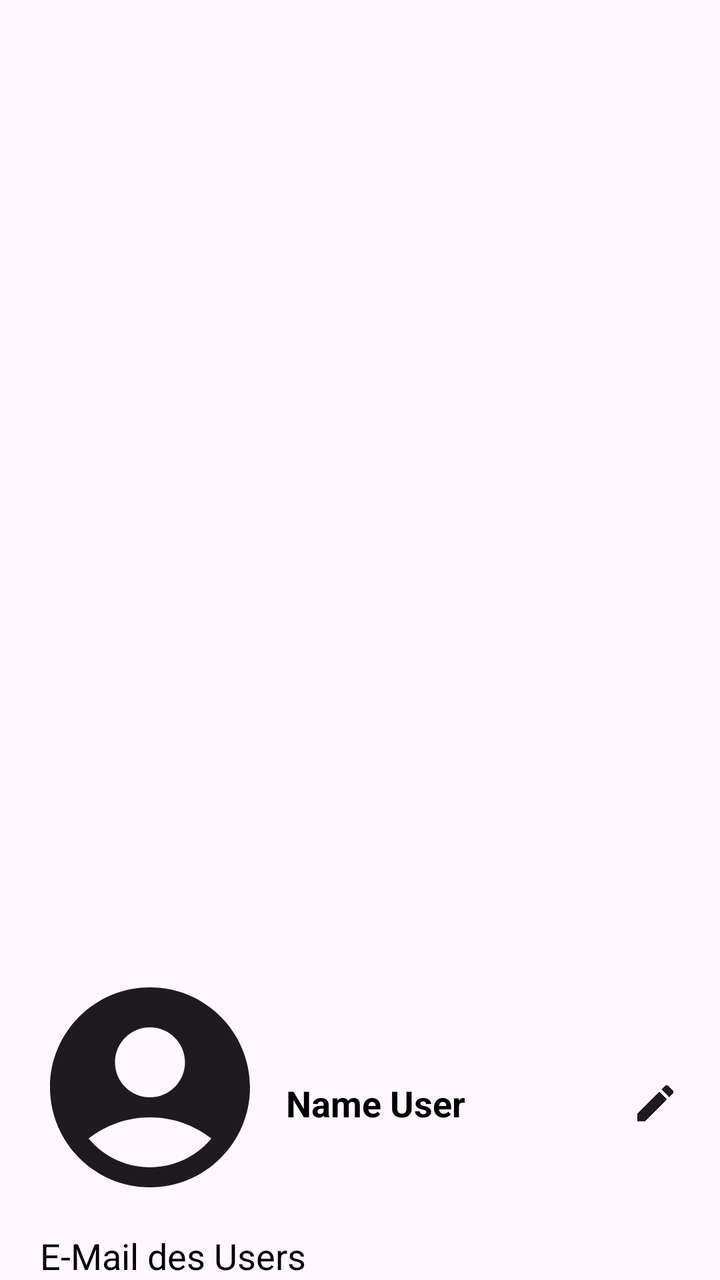
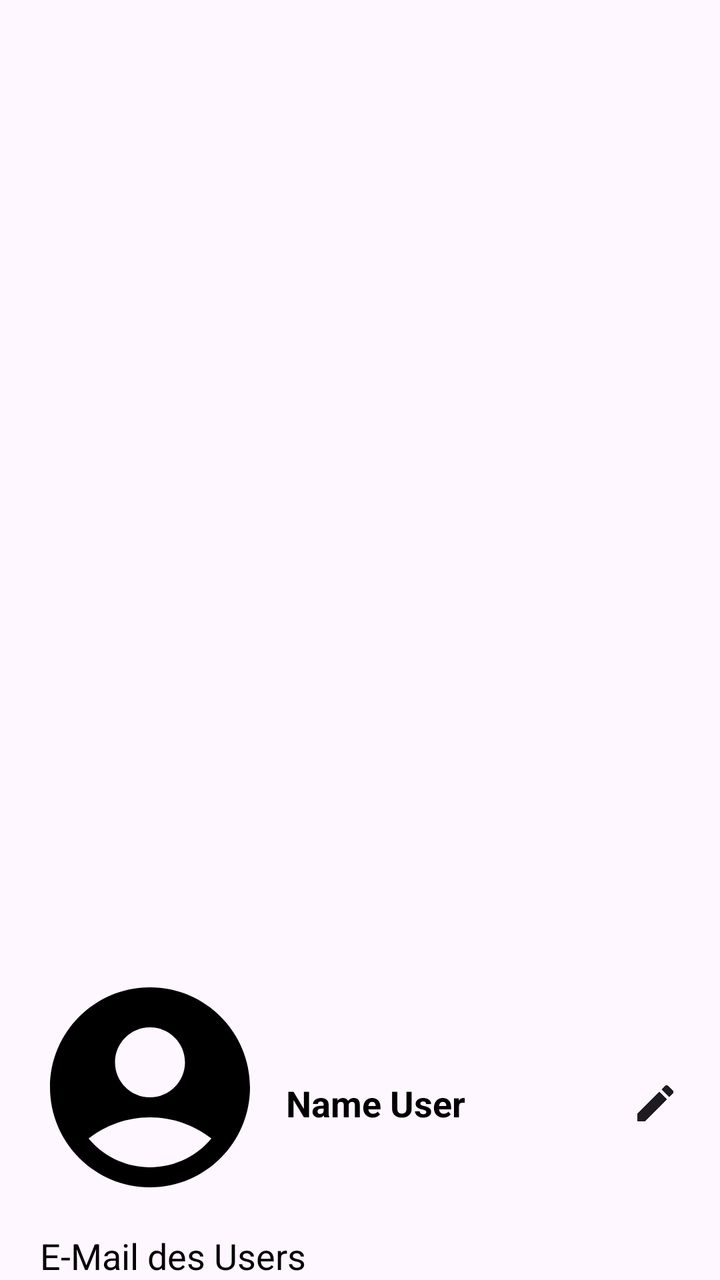

The first picture is an Android layout as it rendered before a commit; the second is the same layout after the commit. The layout source and the unified diff follow.
<!-- AndroidManifest.xml: application theme Theme.EinkaufslisteAndroid -->
<!-- res/layout/nav_header.xml -->
<?xml version="1.0" encoding="utf-8"?>
<LinearLayout xmlns:android="http://schemas.android.com/apk/res/android"
    xmlns:app="http://schemas.android.com/apk/res-auto"
    android:layout_width="match_parent"
    android:layout_height="200dp"
    android:gravity="bottom"
    android:orientation="vertical"
    android:paddingStart="10sp"
    android:paddingEnd="10sp"
    android:theme="@style/ThemeOverlay.AppCompat.Dark">

    <LinearLayout
        android:layout_width="match_parent"
        android:layout_height="wrap_content"
        android:orientation="horizontal"
        android:gravity="center_vertical"
        android:layout_marginStart="5dp">

        <ImageView
            android:id="@+id/profileImage"
            android:layout_width="120dp"
            android:layout_height="120dp"
            android:layout_marginBottom="8dp"
            android:scaleType="centerCrop"
            android:src="@drawable/default_user_icon"
            android:contentDescription="@string/profile_image_description"
            app:tint="?attr/colorOnBackground" /> 

        
        <TextView
            android:id="@+id/sideMenuUsername"
            android:layout_width="0dp"
            android:layout_height="wrap_content"
            android:layout_weight="1"
            android:ellipsize="end"
            android:maxLines="1"
            android:text="@string/name_user"
            android:textSize="18sp"
            android:textStyle="bold"
            android:paddingStart="8dp"
            android:paddingEnd="8dp" />

        <ImageButton
            android:id="@+id/editSideMenuUsernameButton"
            android:layout_width="45dp"
            android:layout_height="45dp"
            android:background="?attr/selectableItemBackgroundBorderless"
            android:contentDescription="@string/profil_bearbeiten"
            android:src="@drawable/edit_icon"
            app:tint="?attr/colorOnBackground" />
    </LinearLayout>

    <TextView
        android:id="@+id/nutzerNameSlideshow"
        android:layout_width="wrap_content"
        android:layout_height="wrap_content"
        android:text="@string/e_mail_des_users"
        android:textSize="18sp"
        android:layout_marginStart="10dp"
        />

</LinearLayout>
<!-- resources referenced by this layout -->
<resources>
  <!-- drawable default_user_icon (drawable) -->
  <vector xmlns:android="http://schemas.android.com/apk/res/android" android:height="24dp" android:tint="#000000" android:viewportHeight="24" android:viewportWidth="24" android:width="24dp">
        
      <path android:fillColor="@android:color/white" android:pathData="M12,2C6.48,2 2,6.48 2,12s4.48,10 10,10s10,-4.48 10,-10S17.52,2 12,2zM12,6c1.93,0 3.5,1.57 3.5,3.5S13.93,13 12,13s-3.5,-1.57 -3.5,-3.5S10.07,6 12,6zM12,20c-2.03,0 -4.43,-0.82 -6.14,-2.88C7.55,15.8 9.68,15 12,15s4.45,0.8 6.14,2.12C16.43,19.18 14.03,20 12,20z"/>
      
  </vector>
  <!-- drawable edit_icon (drawable) -->
  <vector xmlns:android="http://schemas.android.com/apk/res/android" android:height="24dp" android:tint="#000000" android:viewportHeight="24" android:viewportWidth="24" android:width="24dp">
        
      <path android:fillColor="@android:color/white" android:pathData="M3,17.25l0,3.75l3.75,0l11.06,-11.06l-3.75,-3.75z"/>
        
      <path android:fillColor="@android:color/white" android:pathData="M20.71,5.63l-2.34,-2.34c-0.39,-0.39 -1.02,-0.39 -1.41,0l-1.83,1.83l3.75,3.75l1.83,-1.83C21.1,6.65 21.1,6.02 20.71,5.63z"/>
      
  </vector>
  <string name="e_mail_des_users">E-Mail des Users</string>
  <string name="name_user">Name User</string>
  <string name="profil_bearbeiten">Profil bearbeiten</string>
  <string name="profile_image_description">Bild des Users aus Firebase/Google-Account</string>
  <style name="Theme.EinkaufslisteAndroid" parent="Base.Theme.EinkaufslisteAndroid" />
  <style name="Base.Theme.EinkaufslisteAndroid" parent="Theme.Material3.DayNight.NoActionBar">
          
          
          <item name="android:textColor">@color/black</item>
      </style>
  <color name="black">#FF000000</color>
</resources>

<!-- the commit's change to res/layout/nav_header.xml (unified diff, before → after) -->
@@ -24,7 +24,7 @@
             android:scaleType="centerCrop"
             android:src="@drawable/default_user_icon"
             android:contentDescription="@string/profile_image_description"
-            app:tint="?attr/colorOnBackground" /> 
+            /> 
 
         
         <TextView
